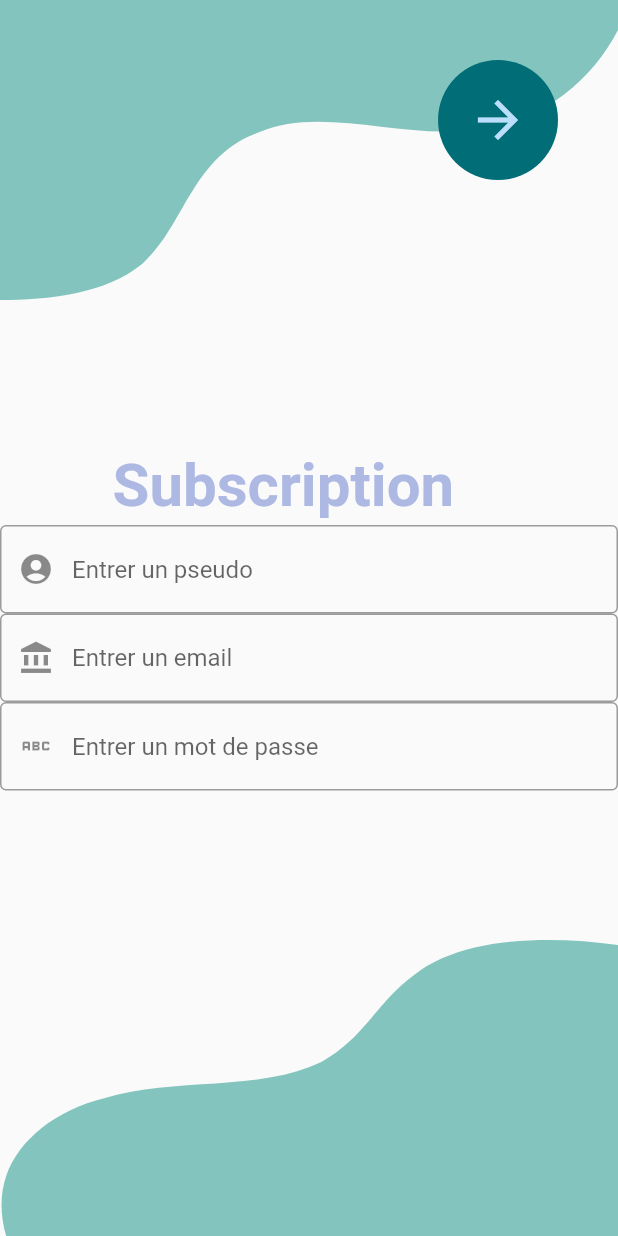
After one commit to goby33/trivial_pursuit_tristan_six_martin_gobert, a Flutter app: the Subscription screen opened by its route, on a phone screen of 412 x 824 dp. The commit adds this screen. Run offline on Flutter 3.47's test engine with Material 2 defaults, Android fonts, the phone set to English and light mode, and no system bars; our stand-ins replace firebase_core, get, get_storage, go_router; accounts and stored records are empty.

Commit message:
feat/Subscription page (#5)
* Subscription-page 1

* Subscription-page 2

* Subscription-page 1

* Subscription-page 2

* feat/subscription-page

Co-authored-by: Martin <martin.gobert@adeo.com>

```diff
--- a/lib/ui/pages/login/login.dart
+++ b/lib/ui/pages/login/login.dart
@@ -58,7 +58,7 @@ class Login extends StatelessWidget {
             left: 0,
             child: GestureDetector(
                 onTap: () {
-                GoRouter.of(context).push("/");
+                  GoRouter.of(context).push("/subscription");
                 },
                 child: Container(
                   padding: const EdgeInsets.only(
@@ -78,7 +78,8 @@ class Login extends StatelessWidget {
                         color: Colors.grey.withOpacity(0.5),
                         spreadRadius: 5,
                         blurRadius: 7,
-                      offset: const Offset(0, 3), // changes position of shadow
+                        offset:
+                            const Offset(0, 3), // changes position of shadow
                       ),
                     ],
                   ),
@@ -89,8 +90,7 @@ class Login extends StatelessWidget {
                       color: Color.fromRGBO(183, 68, 184, 1),
                     ),
                   ),
-              ),
-            ),
+                )),
           ),
           Align(
             alignment: Alignment.bottomLeft,
--- /dev/null
+++ b/lib/ui/pages/subscription/subscription.dart
@@ -0,0 +1,97 @@
+import 'package:flutter/material.dart';
+import 'package:go_router/go_router.dart';
+
+import '../../widgets/bottom_painter.dart';
+import '../../widgets/header_painter.dart';
+
+class Subscription extends StatefulWidget {
+  const Subscription({Key? key}) : super(key: key);
+
+  @override
+  State<Subscription> createState() => _SubscriptionState();
+}
+
+class _SubscriptionState extends State<Subscription> {
+  @override
+  Widget build(BuildContext context) {
+    return Scaffold(
+      body: Stack(
+        children: <Widget>[
+          Align(
+            alignment: Alignment.topLeft,
+            child: CustomPaint(
+              painter: HeaderPainter(),
+              child: SizedBox(
+                  width: MediaQuery.of(context).size.width, height: 200),
+            ),
+          ),
+          const Positioned(
+            top: 300,
+            left: 75,
+            child: Text(
+              "Subscription",
+              style: TextStyle(
+                fontSize: 40,
+                fontWeight: FontWeight.bold,
+                color: Color.fromRGBO(173, 185, 227, 1),
+              ),
+            ),
+          ),
+          Positioned(
+            top: 350,
+            child: SizedBox(
+              width: MediaQuery.of(context).size.width,
+              child: Column(
+                  crossAxisAlignment: CrossAxisAlignment.start,
+                  children: const [
+                    TextField(
+                        decoration: InputDecoration(
+                      prefixIcon: Icon(Icons.account_circle),
+                      border: OutlineInputBorder(),
+                      hintText: 'Entrer un pseudo',
+                    )),
+                    TextField(
+                        decoration: InputDecoration(
+                      prefixIcon: Icon(Icons.account_balance),
+                      border: OutlineInputBorder(),
+                      hintText: 'Entrer un email',
+                    )),
+                    TextField(
+                        decoration: InputDecoration(
+                          prefixIcon: Icon(Icons.abc),
+                          border: OutlineInputBorder(),
+                          hintText: 'Entrer un mot de passe',
+                        )),
+                  ]),
+            ),
+          ),
+          Positioned(
+            right: 40,
+            top: 40,
+            child: GestureDetector(
+              onTap: () {
+                GoRouter.of(context).push("/");
+              },
+              child: const CircleAvatar(
+                minRadius: 40,
+                backgroundColor: Color.fromRGBO(0, 109, 119, 1),
+                child: Icon(
+                  Icons.arrow_forward,
+                  size: 40,
+                ),
+              ),
+            ),
+          ),
+          Align(
+            alignment: Alignment.bottomLeft,
+            child: CustomPaint(
+              painter: BottomPainter(),
+              child: SizedBox(
+                  width: MediaQuery.of(context).size.width, height: 200),
+            ),
+          ),
+        ],
+      ),
+    );
+  }
+}
--- a/lib/ui/routes/app_routes.dart
+++ b/lib/ui/routes/app_routes.dart
@@ -2,6 +2,7 @@ import 'package:go_router/go_router.dart';
 
 import '../pages/home/home.dart';
 import '../pages/login/login.dart';
+import '../pages/subscription/subscription.dart';
 
 abstract class AppRoutes {
   static const root = '/';
@@ -19,5 +20,11 @@ abstract class AppRoutes {
             builder: (context, state) {
               return const Login();
             }),
+        GoRoute(
+            path: '/subscription',
+            name: 'subscription',
+            builder: (context, state) {
+              return const Subscription();
+            }),
       ], initialLocation: '/login', debugLogDiagnostics: true);
 }
```
Also changed, not shown: 1 other file. Lines whose indentation alone changed are shown as unchanged.
